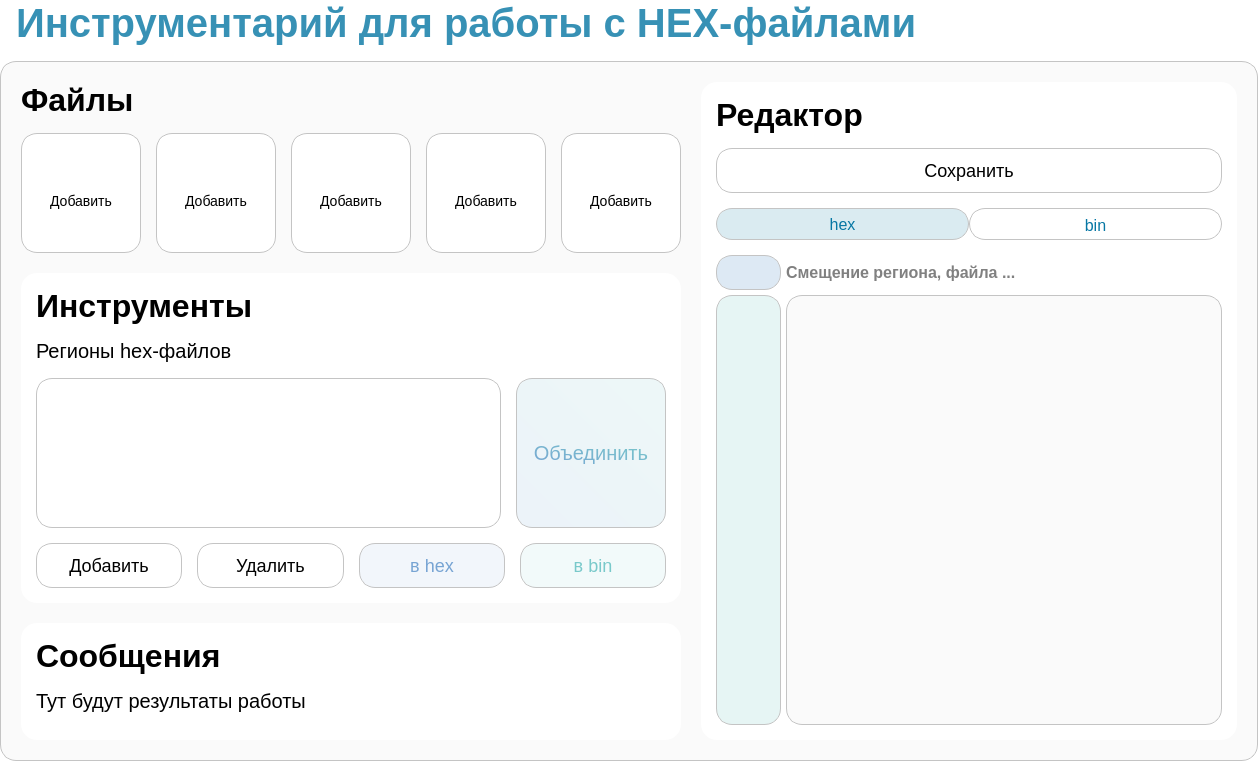
Above: design.ui from stsln/hex_file_tools before the change. Below: the same form after it.
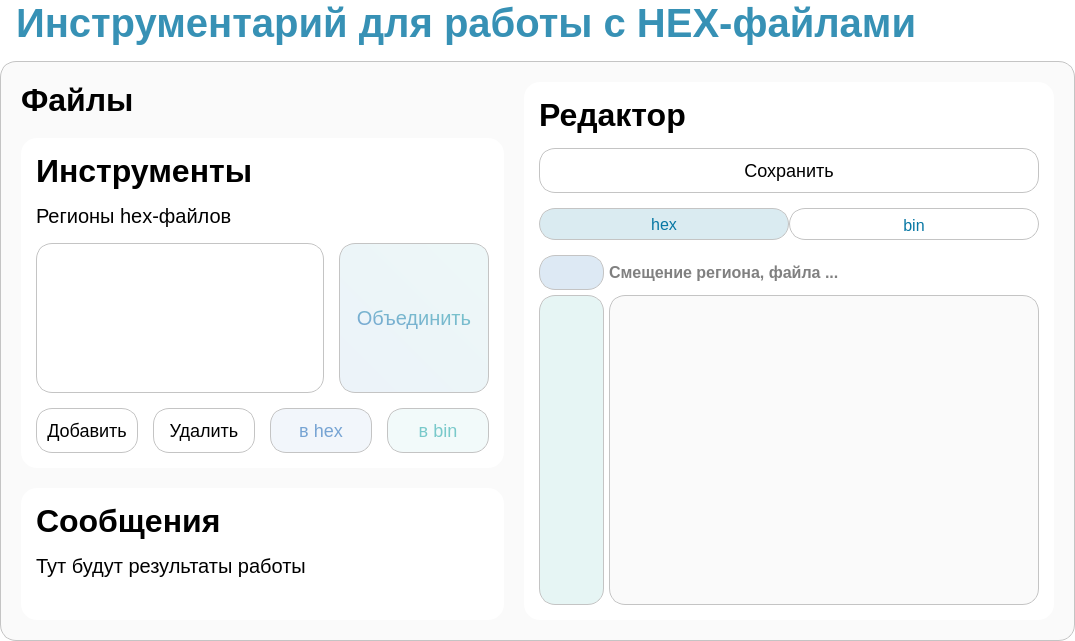
That is the form after the change. Icons and pictures are not drawn.

Commit message: Убрал кнопки добавления файлов, т.к они теперь переопределяются.

Diff of the .ui file:
```diff
--- a/design.ui
+++ b/design.ui
@@ -6,8 +6,8 @@
    <rect>
     <x>0</x>
     <y>0</y>
-    <width>1258</width>
-    <height>761</height>
+    <width>1075</width>
+    <height>641</height>
    </rect>
   </property>
   <property name="windowTitle">
@@ -199,204 +199,6 @@
               <property name="sizeConstraint">
                <enum>QLayout::SetDefaultConstraint</enum>
               </property>
-              <item>
-               <widget class="QToolButton" name="btn_file_1">
-                <property name="sizePolicy">
-                 <sizepolicy hsizetype="Expanding" vsizetype="Expanding">
-                  <horstretch>0</horstretch>
-                  <verstretch>0</verstretch>
-                 </sizepolicy>
-                </property>
-                <property name="minimumSize">
-                 <size>
-                  <width>120</width>
-                  <height>120</height>
-                 </size>
-                </property>
-                <property name="cursor">
-                 <cursorShape>PointingHandCursor</cursorShape>
-                </property>
-                <property name="text">
-                 <string>Добавить</string>
-                </property>
-                <property name="icon">
-                 <iconset resource="files.qrc">
-                  <normaloff>:/icons/icons/file_off.png</normaloff>
-                  <normalon>:/icons/icons/file_on.png</normalon>:/icons/icons/file_off.png</iconset>
-                </property>
-                <property name="iconSize">
-                 <size>
-                  <width>60</width>
-                  <height>60</height>
-                 </size>
-                </property>
-                <property name="checked">
-                 <bool>false</bool>
-                </property>
-                <property name="toolButtonStyle">
-                 <enum>Qt::ToolButtonTextUnderIcon</enum>
-                </property>
-               </widget>
-              </item>
-              <item>
-               <widget class="QToolButton" name="btn_file_2">
-                <property name="sizePolicy">
-                 <sizepolicy hsizetype="Expanding" vsizetype="Expanding">
-                  <horstretch>0</horstretch>
-                  <verstretch>0</verstretch>
-                 </sizepolicy>
-                </property>
-                <property name="minimumSize">
-                 <size>
-                  <width>120</width>
-                  <height>120</height>
-                 </size>
-                </property>
-                <property name="cursor">
-                 <cursorShape>PointingHandCursor</cursorShape>
-                </property>
-                <property name="text">
-                 <string>Добавить</string>
-                </property>
-                <property name="icon">
-                 <iconset resource="files.qrc">
-                  <normaloff>:/icons/icons/file_off.png</normaloff>
-                  <normalon>:/icons/icons/file_on.png</normalon>:/icons/icons/file_off.png</iconset>
-                </property>
-                <property name="iconSize">
-                 <size>
-                  <width>60</width>
-                  <height>60</height>
-                 </size>
-                </property>
-                <property name="checked">
-                 <bool>false</bool>
-                </property>
-                <property name="toolButtonStyle">
-                 <enum>Qt::ToolButtonTextUnderIcon</enum>
-                </property>
-               </widget>
-              </item>
-              <item>
-               <widget class="QToolButton" name="btn_file_3">
-                <property name="enabled">
-                 <bool>true</bool>
-                </property>
-                <property name="sizePolicy">
-                 <sizepolicy hsizetype="Expanding" vsizetype="Expanding">
-                  <horstretch>0</horstretch>
-                  <verstretch>0</verstretch>
-                 </sizepolicy>
-                </property>
-                <property name="minimumSize">
-                 <size>
-                  <width>120</width>
-                  <height>120</height>
-                 </size>
-                </property>
-                <property name="cursor">
-                 <cursorShape>PointingHandCursor</cursorShape>
-                </property>
-                <property name="text">
-                 <string>Добавить</string>
-                </property>
-                <property name="icon">
-                 <iconset resource="files.qrc">
-                  <normaloff>:/icons/icons/file_off.png</normaloff>
-                  <normalon>:/icons/icons/file_on.png</normalon>:/icons/icons/file_off.png</iconset>
-                </property>
-                <property name="iconSize">
-                 <size>
-                  <width>60</width>
-                  <height>60</height>
-                 </size>
-                </property>
-                <property name="checked">
-                 <bool>false</bool>
-                </property>
-                <property name="toolButtonStyle">
-                 <enum>Qt::ToolButtonTextUnderIcon</enum>
-                </property>
-               </widget>
-              </item>
-              <item>
-               <widget class="QToolButton" name="btn_file_4">
-                <property name="sizePolicy">
-                 <sizepolicy hsizetype="Expanding" vsizetype="Expanding">
-                  <horstretch>0</horstretch>
-                  <verstretch>0</verstretch>
-                 </sizepolicy>
-                </property>
-                <property name="minimumSize">
-                 <size>
-                  <width>120</width>
-                  <height>120</height>
-                 </size>
-                </property>
-                <property name="cursor">
-                 <cursorShape>PointingHandCursor</cursorShape>
-                </property>
-                <property name="text">
-                 <string>Добавить</string>
-                </property>
-                <property name="icon">
-                 <iconset resource="files.qrc">
-                  <normaloff>:/icons/icons/file_off.png</normaloff>
-                  <normalon>:/icons/icons/file_on.png</normalon>:/icons/icons/file_off.png</iconset>
-                </property>
-                <property name="iconSize">
-                 <size>
-                  <width>60</width>
-                  <height>60</height>
-                 </size>
-                </property>
-                <property name="checked">
-                 <bool>false</bool>
-                </property>
-                <property name="toolButtonStyle">
-                 <enum>Qt::ToolButtonTextUnderIcon</enum>
-                </property>
-               </widget>
-              </item>
-              <item>
-               <widget class="QToolButton" name="btn_file_5">
-                <property name="sizePolicy">
-                 <sizepolicy hsizetype="Expanding" vsizetype="Expanding">
-                  <horstretch>0</horstretch>
-                  <verstretch>0</verstretch>
-                 </sizepolicy>
-                </property>
-                <property name="minimumSize">
-                 <size>
-                  <width>120</width>
-                  <height>120</height>
-                 </size>
-                </property>
-                <property name="cursor">
-                 <cursorShape>PointingHandCursor</cursorShape>
-                </property>
-                <property name="text">
-                 <string>Добавить</string>
-                </property>
-                <property name="icon">
-                 <iconset resource="files.qrc">
-                  <normaloff>:/icons/icons/file_off.png</normaloff>
-                  <normalon>:/icons/icons/file_on.png</normalon>:/icons/icons/file_off.png</iconset>
-                </property>
-                <property name="iconSize">
-                 <size>
-                  <width>60</width>
-                  <height>60</height>
-                 </size>
-                </property>
-                <property name="checked">
-                 <bool>false</bool>
-                </property>
-                <property name="toolButtonStyle">
-                 <enum>Qt::ToolButtonTextUnderIcon</enum>
-                </property>
-               </widget>
-              </item>
              </layout>
             </item>
            </layout>
```
The commit also changes 3 other files.
